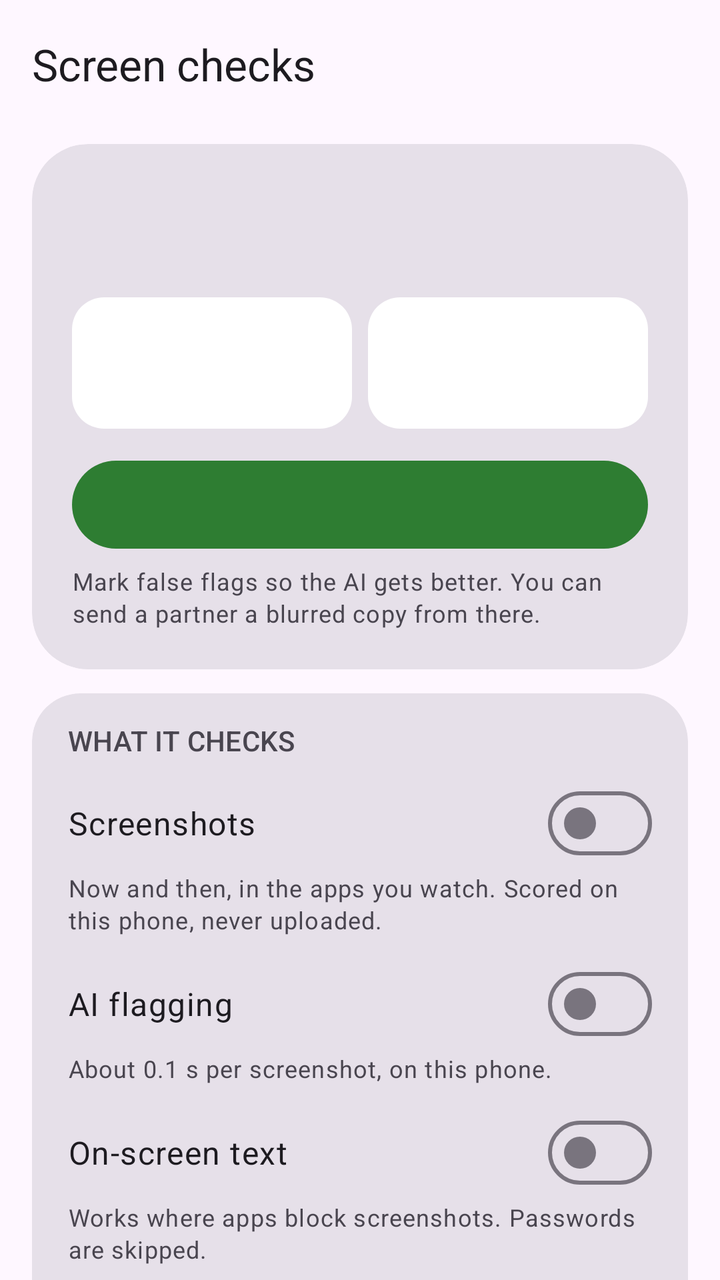
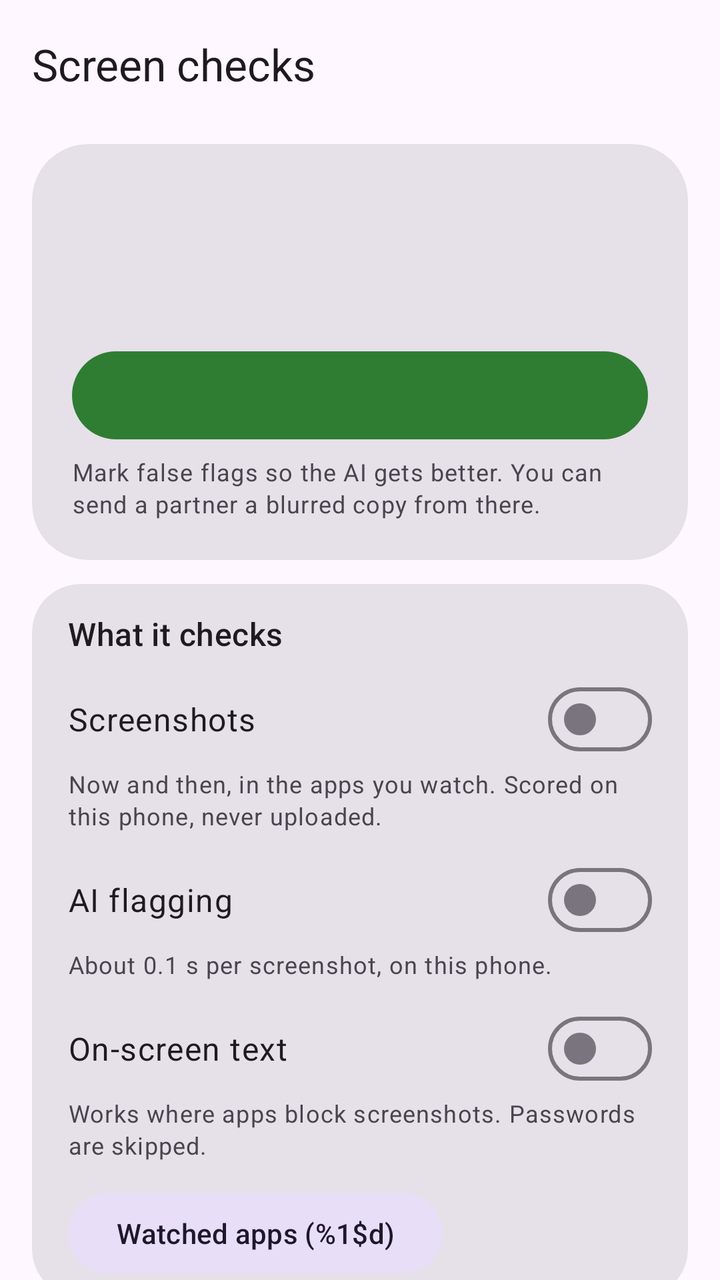

An Android layout rendered at two revisions. The XML below is the earlier revision; the diff shows what the commit changed to produce the second picture.
<!-- AndroidManifest.xml: application theme Theme.FocusFence -->
<!-- res/layout/activity_monitoring.xml -->
<?xml version="1.0" encoding="utf-8"?>
<androidx.coordinatorlayout.widget.CoordinatorLayout
    xmlns:android="http://schemas.android.com/apk/res/android"
    xmlns:app="http://schemas.android.com/apk/res-auto"
    android:layout_width="match_parent"
    android:layout_height="match_parent">

    <com.google.android.material.appbar.AppBarLayout
        android:layout_width="match_parent"
        android:layout_height="wrap_content">

        <com.google.android.material.appbar.MaterialToolbar
            android:id="@+id/toolbar"
            android:layout_width="match_parent"
            android:layout_height="?attr/actionBarSize"
            app:title="@string/monitor_title" />
    </com.google.android.material.appbar.AppBarLayout>

    <androidx.core.widget.NestedScrollView
        android:layout_width="match_parent"
        android:layout_height="match_parent"
        app:layout_behavior="@string/appbar_scrolling_view_behavior">

        <LinearLayout
            android:layout_width="match_parent"
            android:layout_height="wrap_content"
            android:orientation="vertical"
            android:paddingHorizontal="16dp"
            android:paddingTop="8dp"
            android:paddingBottom="24dp">

            
            <com.google.android.material.card.MaterialCardView
                android:id="@+id/statusCard"
                android:layout_width="match_parent"
                android:layout_height="wrap_content"
                app:cardCornerRadius="28dp"
                app:contentPadding="20dp">

                <LinearLayout
                    android:layout_width="match_parent"
                    android:layout_height="wrap_content"
                    android:orientation="vertical">

                    <TextView
                        android:id="@+id/statusHeadline"
                        android:layout_width="wrap_content"
                        android:layout_height="wrap_content"
                        android:textAppearance="?attr/textAppearanceTitleMedium"
                        android:textStyle="bold" />

                    <TextView
                        android:id="@+id/captureStatus"
                        android:layout_width="match_parent"
                        android:layout_height="wrap_content"
                        android:layout_marginTop="2dp"
                        android:textAppearance="?attr/textAppearanceBodyMedium" />

                    <LinearLayout
                        android:id="@+id/statusStats"
                        android:layout_width="match_parent"
                        android:layout_height="wrap_content"
                        android:layout_marginTop="14dp"
                        android:baselineAligned="false"
                        android:orientation="horizontal">

                        <include
                            android:id="@+id/statTaken"
                            layout="@layout/item_hero_stat"
                            android:layout_width="0dp"
                            android:layout_height="wrap_content"
                            android:layout_weight="1" />

                        <include
                            android:id="@+id/statFlagged"
                            layout="@layout/item_hero_stat"
                            android:layout_width="0dp"
                            android:layout_height="wrap_content"
                            android:layout_marginStart="8dp"
                            android:layout_weight="1" />
                    </LinearLayout>

                    <Button
                        android:id="@+id/reviewButton"
                        style="@style/Widget.Material3.Button"
                        android:layout_width="match_parent"
                        android:layout_height="wrap_content"
                        android:layout_marginTop="12dp"
                        android:minHeight="52dp" />

                    <TextView
                        android:id="@+id/reviewHint"
                        android:layout_width="match_parent"
                        android:layout_height="wrap_content"
                        android:layout_marginTop="4dp"
                        android:text="@string/monitor_review_hint"
                        android:textAppearance="?attr/textAppearanceBodySmall" />
                </LinearLayout>
            </com.google.android.material.card.MaterialCardView>

            <com.google.android.material.card.MaterialCardView
                android:layout_width="match_parent"
                android:layout_height="wrap_content"
                android:layout_marginTop="12dp"
                app:cardCornerRadius="24dp"
                app:contentPaddingBottom="8dp"
                app:contentPaddingLeft="18dp"
                app:contentPaddingRight="18dp"
                app:contentPaddingTop="14dp">

                <LinearLayout
                    android:layout_width="match_parent"
                    android:layout_height="wrap_content"
                    android:orientation="vertical">

                    <TextView
                        android:layout_width="wrap_content"
                        android:layout_height="wrap_content"
                        android:layout_marginBottom="4dp"
                        android:text="@string/monitor_section_capture"
                        android:textAllCaps="true"
                        android:textAppearance="?attr/textAppearanceLabelLarge"
                        android:textColor="?attr/colorOnSurfaceVariant" />

                    <com.google.android.material.materialswitch.MaterialSwitch
                        android:id="@+id/screenshotsSwitch"
                        android:layout_width="match_parent"
                        android:layout_height="wrap_content"
                        android:layout_marginTop="4dp"
                        android:text="@string/monitor_shots"
                        android:textAppearance="?attr/textAppearanceBodyLarge" />

                    <TextView
                        android:id="@+id/screenshotsHint"
                        android:layout_width="match_parent"
                        android:layout_height="wrap_content"
                        android:text="@string/monitor_shots_hint"
                        android:textAppearance="?attr/textAppearanceBodySmall"
                        android:textColor="?attr/colorOnSurfaceVariant" />

                    <com.google.android.material.materialswitch.MaterialSwitch
                        android:id="@+id/aiSwitch"
                        android:layout_width="match_parent"
                        android:layout_height="wrap_content"
                        android:layout_marginTop="10dp"
                        android:text="@string/monitor_ai"
                        android:textAppearance="?attr/textAppearanceBodyLarge" />

                    <TextView
                        android:layout_width="match_parent"
                        android:layout_height="wrap_content"
                        android:text="@string/monitor_ai_hint"
                        android:textAppearance="?attr/textAppearanceBodySmall"
                        android:textColor="?attr/colorOnSurfaceVariant" />

                    <com.google.android.material.materialswitch.MaterialSwitch
                        android:id="@+id/textSwitch"
                        android:layout_width="match_parent"
                        android:layout_height="wrap_content"
                        android:layout_marginTop="10dp"
                        android:text="@string/monitor_text"
                        android:textAppearance="?attr/textAppearanceBodyLarge" />

                    <TextView
                        android:layout_width="match_parent"
                        android:layout_height="wrap_content"
                        android:text="@string/monitor_text_hint"
                        android:textAppearance="?attr/textAppearanceBodySmall"
                        android:textColor="?attr/colorOnSurfaceVariant" />

                    <Button
                        android:id="@+id/watchedAppsButton"
                        style="@style/Widget.Material3.Button.TonalButton"
                        android:layout_width="wrap_content"
                        android:layout_height="wrap_content"
                        android:layout_marginTop="12dp"
                        android:text="@string/monitor_watched_apps" />
                </LinearLayout>
            </com.google.android.material.card.MaterialCardView>

            
            <com.google.android.material.card.MaterialCardView
                android:layout_width="match_parent"
                android:layout_height="wrap_content"
                android:layout_marginTop="12dp"
                app:cardCornerRadius="24dp">

                <LinearLayout
                    android:layout_width="match_parent"
                    android:layout_height="wrap_content"
                    android:orientation="vertical">

                    <LinearLayout
                        android:id="@+id/advancedToggle"
                        android:layout_width="match_parent"
                        android:layout_height="wrap_content"
                        android:background="?attr/selectableItemBackground"
                        android:gravity="center_vertical"
                        android:minHeight="56dp"
                        android:orientation="horizontal"
                        android:paddingHorizontal="18dp">

                        <TextView
                            android:layout_width="0dp"
                            android:layout_height="wrap_content"
                            android:layout_weight="1"
                            android:text="@string/monitor_advanced"
                            android:textAppearance="?attr/textAppearanceTitleMedium" />

                        <ImageView
                            android:id="@+id/advancedChevron"
                            android:layout_width="22dp"
                            android:layout_height="22dp"
                            android:importantForAccessibility="no"
                            android:src="@drawable/ic_expand_more"
                            app:tint="?attr/colorOnSurfaceVariant" />
                    </LinearLayout>

                    <LinearLayout
                        android:id="@+id/advancedContent"
                        android:layout_width="match_parent"
                        android:layout_height="wrap_content"
                        android:orientation="vertical"
                        android:paddingHorizontal="18dp"
                        android:paddingBottom="16dp"
                        android:visibility="gone">

                        <com.google.android.material.textfield.TextInputLayout
                            style="@style/Widget.Material3.TextInputLayout.OutlinedBox.ExposedDropdownMenu"
                            android:layout_width="match_parent"
                            android:layout_height="wrap_content"
                            android:hint="@string/monitor_level">

                            <com.google.android.material.textfield.MaterialAutoCompleteTextView
                                android:id="@+id/levelDropdown"
                                android:layout_width="match_parent"
                                android:layout_height="wrap_content"
                                android:inputType="none" />
                        </com.google.android.material.textfield.TextInputLayout>

                        <com.google.android.material.textfield.TextInputLayout
                            style="@style/Widget.Material3.TextInputLayout.OutlinedBox.ExposedDropdownMenu"
                            android:layout_width="match_parent"
                            android:layout_height="wrap_content"
                            android:layout_marginTop="12dp"
                            android:hint="@string/monitor_retention">

                            <com.google.android.material.textfield.MaterialAutoCompleteTextView
                                android:id="@+id/retentionDropdown"
                                android:layout_width="match_parent"
                                android:layout_height="wrap_content"
                                android:inputType="none" />
                        </com.google.android.material.textfield.TextInputLayout>

                        <TextView
                            android:layout_width="match_parent"
                            android:layout_height="wrap_content"
                            android:layout_marginTop="16dp"
                            android:text="@string/monitor_section_key"
                            android:textAppearance="?attr/textAppearanceTitleSmall" />

                        <TextView
                            android:id="@+id/partnerKeyStatus"
                            android:layout_width="match_parent"
                            android:layout_height="wrap_content"
                            android:textAppearance="?attr/textAppearanceBodySmall"
                            android:textColor="?attr/colorOnSurfaceVariant" />

                        <com.google.android.material.textfield.TextInputLayout
                            android:layout_width="match_parent"
                            android:layout_height="wrap_content"
                            android:layout_marginTop="4dp"
                            android:hint="@string/monitor_partner_key_hint">

                            <com.google.android.material.textfield.TextInputEditText
                                android:id="@+id/partnerKeyInput"
                                android:layout_width="match_parent"
                                android:layout_height="wrap_content"
                                android:inputType="textNoSuggestions"
                                android:maxLines="3" />
                        </com.google.android.material.textfield.TextInputLayout>

                        <Button
                            android:id="@+id/partnerKeySaveButton"
                            style="@style/Widget.Material3.Button.TextButton"
                            android:layout_width="wrap_content"
                            android:layout_height="wrap_content"
                            android:text="@string/monitor_partner_key_save" />

                        <Button
                            android:id="@+id/logsButton"
                            style="@style/Widget.Material3.Button.TonalButton"
                            android:layout_width="wrap_content"
                            android:layout_height="wrap_content"
                            android:layout_marginTop="8dp"
                            android:text="@string/diag_open" />
                    </LinearLayout>
                </LinearLayout>
            </com.google.android.material.card.MaterialCardView>

            
            <LinearLayout
                android:layout_width="match_parent"
                android:layout_height="wrap_content"
                android:layout_marginTop="16dp"
                android:orientation="horizontal"
                android:paddingHorizontal="6dp">

                <ImageView
                    android:layout_width="18dp"
                    android:layout_height="18dp"
                    android:layout_marginTop="1dp"
                    android:importantForAccessibility="no"
                    android:src="@drawable/ic_alert_circle"
                    app:tint="?attr/colorOnSurfaceVariant" />

                <TextView
                    android:layout_width="0dp"
                    android:layout_height="wrap_content"
                    android:layout_marginStart="10dp"
                    android:layout_weight="1"
                    android:text="@string/monitor_banner_short"
                    android:textAppearance="?attr/textAppearanceBodySmall"
                    android:textColor="?attr/colorOnSurfaceVariant" />
            </LinearLayout>
        </LinearLayout>
    </androidx.core.widget.NestedScrollView>
</androidx.coordinatorlayout.widget.CoordinatorLayout>
<!-- res/layout/item_hero_stat.xml (included above) -->
<?xml version="1.0" encoding="utf-8"?>
<LinearLayout xmlns:android="http://schemas.android.com/apk/res/android"
    android:id="@+id/statRoot"
    android:layout_width="match_parent"
    android:layout_height="wrap_content"
    android:background="@drawable/bg_stat_tile"
    android:orientation="vertical"
    android:paddingHorizontal="12dp"
    android:paddingVertical="10dp">

    <TextView
        android:id="@+id/statValue"
        android:layout_width="wrap_content"
        android:layout_height="wrap_content"
        android:maxLines="1"
        android:textAppearance="?attr/textAppearanceTitleLarge"
        android:textStyle="bold" />

    <TextView
        android:id="@+id/statLabel"
        android:layout_width="wrap_content"
        android:layout_height="wrap_content"
        android:maxLines="1"
        android:textAppearance="?attr/textAppearanceBodySmall" />
</LinearLayout>
<!-- resources referenced by this layout -->
<resources>
  <!-- drawable bg_stat_tile (drawable) -->
  <?xml version="1.0" encoding="utf-8"?>
  <shape xmlns:android="http://schemas.android.com/apk/res/android" android:shape="rectangle">
      <corners android:radius="16dp" />
      <solid android:color="#FFFFFFFF" />
  </shape>
  <!-- drawable ic_alert_circle (drawable) -->
  <vector xmlns:android="http://schemas.android.com/apk/res/android" android:width="24dp" android:height="24dp" android:viewportWidth="24" android:viewportHeight="24">
      <path android:pathData="M12,3a9,9 0,1 0,0.001 0z" android:strokeColor="#FF000000" android:strokeWidth="2" android:fillColor="#00000000"/>
      <path android:pathData="M12,7.5v5.5" android:strokeColor="#FF000000" android:strokeWidth="2" android:strokeLineCap="round" android:fillColor="#00000000"/>
      <path android:pathData="M12,16.3m-1,0a1,1 0,1 1,2 0a1,1 0,1 1,-2 0" android:fillColor="#FF000000"/>
  </vector>
  <!-- drawable ic_expand_more (drawable) -->
  <?xml version="1.0" encoding="utf-8"?>
  <vector xmlns:android="http://schemas.android.com/apk/res/android"
      android:width="24dp"
      android:height="24dp"
      android:viewportWidth="24"
      android:viewportHeight="24"
      android:tint="?attr/colorControlNormal">
      <path
          android:fillColor="#FFFFFFFF"
          android:pathData="M16.59,8.59L12,13.17 7.41,8.59 6,10l6,6 6,-6z" />
  </vector>
  <string name="diag_open">Open logs &amp; diagnostics</string>
  <string name="monitor_advanced">Advanced</string>
  <string name="monitor_ai">AI flagging</string>
  <string name="monitor_ai_hint">About 0.1 s per screenshot, on this phone.</string>
  <string name="monitor_banner_short">While checks are on, a notification always shows, so anyone using the phone can see it.</string>
  <string name="monitor_level">Screenshot frequency</string>
  <string name="monitor_partner_key_hint">Paste partner public key (Base64)</string>
  <string name="monitor_partner_key_save">Save key</string>
  <string name="monitor_retention">What to keep</string>
  <string name="monitor_review_hint">Mark false flags so the AI gets better. You can send a partner a blurred copy from there.</string>
  <string name="monitor_section_capture">What it checks</string>
  <string name="monitor_section_key">Old partner key (optional)</string>
  <string name="monitor_shots">Screenshots</string>
  <string name="monitor_shots_hint">Now and then, in the apps you watch. Scored on this phone, never uploaded.</string>
  <string name="monitor_text">On-screen text</string>
  <string name="monitor_text_hint">Works where apps block screenshots. Passwords are skipped.</string>
  <string name="monitor_title">Screen checks</string>
  <string name="monitor_watched_apps">Watched apps (%1$d)</string>
  <style name="Theme.FocusFence" parent="Theme.Material3.DayNight.NoActionBar">
          <item name="colorPrimary">@color/brand_primary</item>
          
          <item name="materialCardViewStyle">@style/Widget.Material3.CardView.Filled</item>
          
          <item name="android:statusBarColor">?attr/colorSurface</item>
          <item name="android:navigationBarColor">?attr/colorSurface</item>
          <item name="android:windowLightStatusBar">true</item>
      </style>
  <color name="brand_primary">#2E7D32</color>
</resources>

<!-- the commit's change to res/layout/activity_monitoring.xml (unified diff, before → after) -->
@@ -56,29 +56,12 @@
                         android:layout_marginTop="2dp"
                         android:textAppearance="?attr/textAppearanceBodyMedium" />
 
-                    <LinearLayout
-                        android:id="@+id/statusStats"
-                        android:layout_width="match_parent"
-                        android:layout_height="wrap_content"
-                        android:layout_marginTop="14dp"
-                        android:baselineAligned="false"
-                        android:orientation="horizontal">
-
-                        <include
-                            android:id="@+id/statTaken"
-                            layout="@layout/item_hero_stat"
-                            android:layout_width="0dp"
-                            android:layout_height="wrap_content"
-                            android:layout_weight="1" />
-
-                        <include
-                            android:id="@+id/statFlagged"
-                            layout="@layout/item_hero_stat"
-                            android:layout_width="0dp"
-                            android:layout_height="wrap_content"
-                            android:layout_marginStart="8dp"
-                            android:layout_weight="1" />
-                    </LinearLayout>
+                    <TextView
+                        android:id="@+id/statusCounts"
+                        android:layout_width="match_parent"
+                        android:layout_height="wrap_content"
+                        android:layout_marginTop="6dp"
+                        android:textAppearance="?attr/textAppearanceBodyMedium" />
 
                     <Button
                         android:id="@+id/reviewButton"
@@ -118,9 +101,7 @@
                         android:layout_height="wrap_content"
                         android:layout_marginBottom="4dp"
                         android:text="@string/monitor_section_capture"
-                        android:textAllCaps="true"
-                        android:textAppearance="?attr/textAppearanceLabelLarge"
-                        android:textColor="?attr/colorOnSurfaceVariant" />
+                        android:textAppearance="?attr/textAppearanceTitleMedium" />
 
                     <com.google.android.material.materialswitch.MaterialSwitch
                         android:id="@+id/screenshotsSwitch"
@@ -326,29 +307,3 @@
         </LinearLayout>
     </androidx.core.widget.NestedScrollView>
 </androidx.coordinatorlayout.widget.CoordinatorLayout>
-<!-- res/layout/item_hero_stat.xml (included above) -->
-<?xml version="1.0" encoding="utf-8"?>
-<LinearLayout xmlns:android="http://schemas.android.com/apk/res/android"
-    android:id="@+id/statRoot"
-    android:layout_width="match_parent"
-    android:layout_height="wrap_content"
-    android:background="@drawable/bg_stat_tile"
-    android:orientation="vertical"
-    android:paddingHorizontal="12dp"
-    android:paddingVertical="10dp">
-
-    <TextView
-        android:id="@+id/statValue"
-        android:layout_width="wrap_content"
-        android:layout_height="wrap_content"
-        android:maxLines="1"
-        android:textAppearance="?attr/textAppearanceTitleLarge"
-        android:textStyle="bold" />
-
-    <TextView
-        android:id="@+id/statLabel"
-        android:layout_width="wrap_content"
-        android:layout_height="wrap_content"
-        android:maxLines="1"
-        android:textAppearance="?attr/textAppearanceBodySmall" />
-</LinearLayout>
<!-- resource entries referenced after the edit -->
@@ -1,11 +1,5 @@
 <!-- resources referenced by this layout -->
 <resources>
-  <!-- drawable bg_stat_tile (drawable) -->
-  <?xml version="1.0" encoding="utf-8"?>
-  <shape xmlns:android="http://schemas.android.com/apk/res/android" android:shape="rectangle">
-      <corners android:radius="16dp" />
-      <solid android:color="#FFFFFFFF" />
-  </shape>
   <!-- drawable ic_alert_circle (drawable) -->
   <vector xmlns:android="http://schemas.android.com/apk/res/android" android:width="24dp" android:height="24dp" android:viewportWidth="24" android:viewportHeight="24">
       <path android:pathData="M12,3a9,9 0,1 0,0.001 0z" android:strokeColor="#FF000000" android:strokeWidth="2" android:fillColor="#00000000"/>
